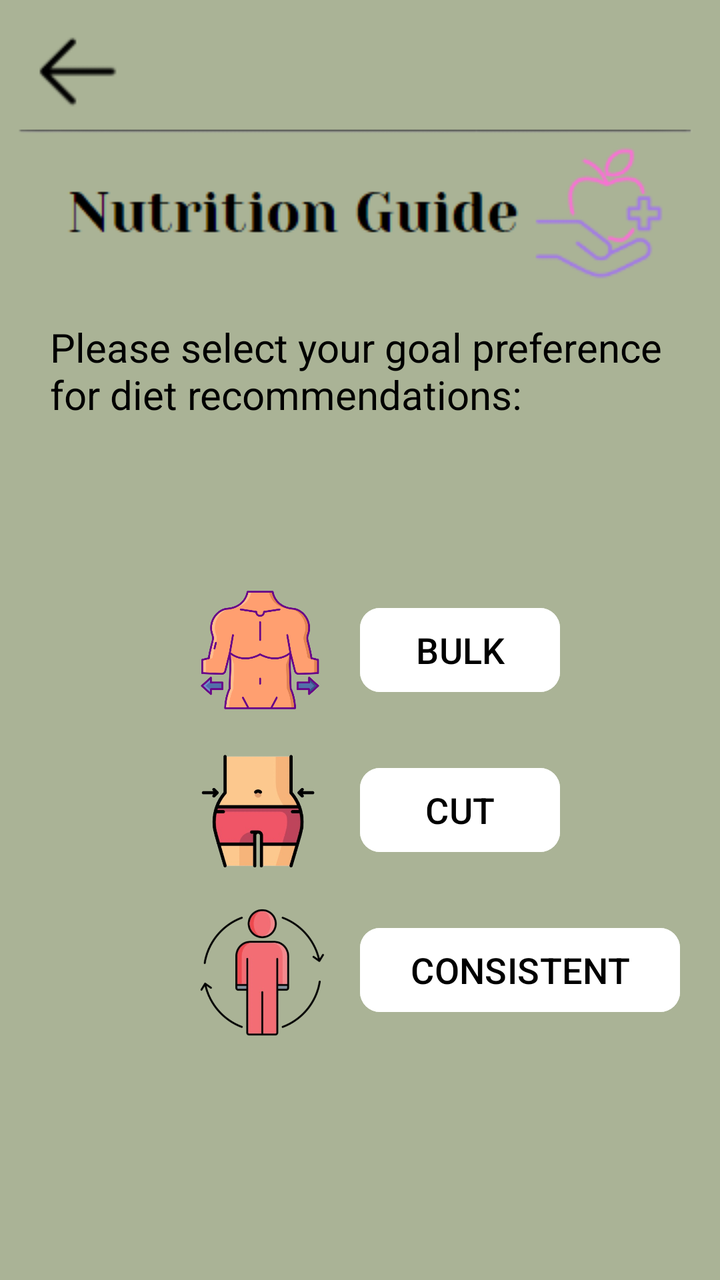
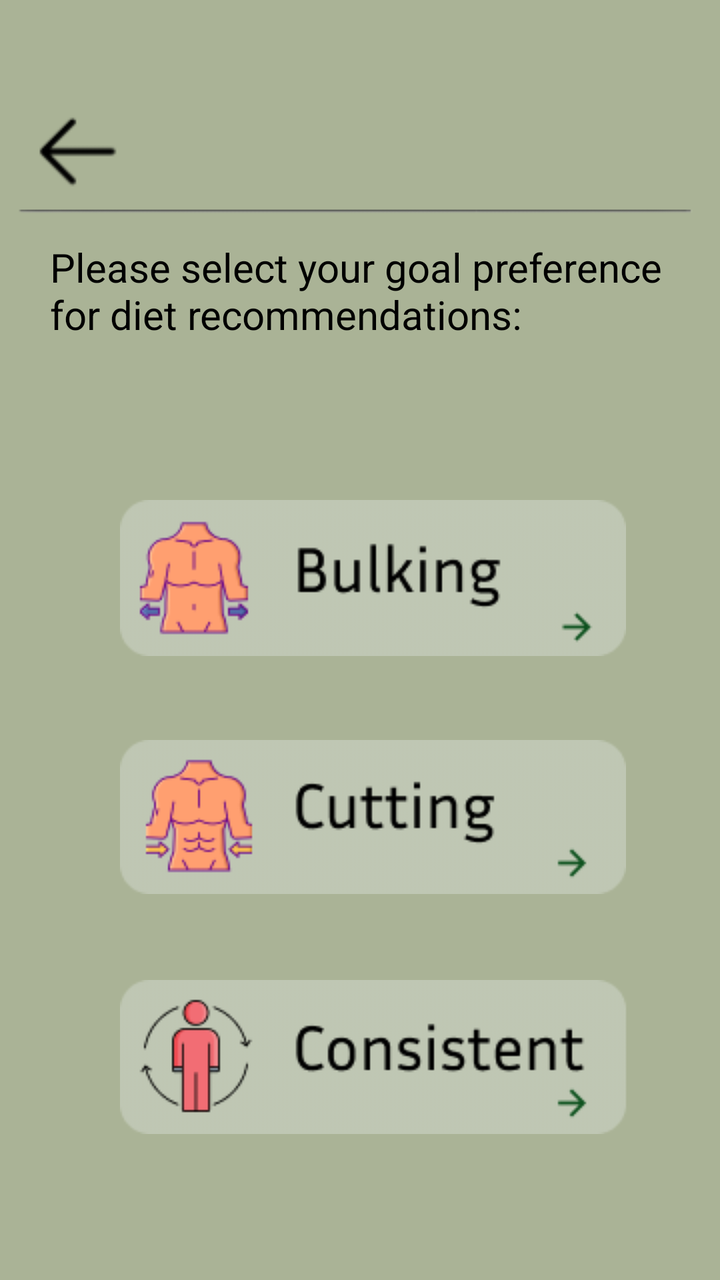

Compare the two renders of this Android layout. The source of the first and the diff that turns it into the second are given below.
<!-- AndroidManifest.xml: application theme Theme.Accurepp -->
<!-- res/layout/activity_nutrihelp.xml -->
<?xml version="1.0" encoding="utf-8"?>
<RelativeLayout xmlns:android="http://schemas.android.com/apk/res/android"
    xmlns:app="http://schemas.android.com/apk/res-auto"
    xmlns:tools="http://schemas.android.com/tools"
    android:id="@+id/main"
    android:layout_width="match_parent"
    android:layout_height="match_parent"
    tools:context=".nutrihelp"
    android:background="#AAB396">

    <TextView
        android:layout_width="wrap_content"
        android:layout_height="wrap_content"
        android:layout_marginTop="160dp"
        android:textSize="20dp"
        android:layout_marginStart="50dp"
        android:textColor="@color/black"
        android:layout_centerHorizontal="true"
        android:text="Please select your goal preference for diet recommendations:"
        />
    <ImageView
        android:layout_width="wrap_content"
        android:layout_height="wrap_content"
        android:src="@drawable/line"
        android:layout_centerHorizontal="true"
        android:layout_marginTop="50dp"/>
    <ImageView
    android:layout_width="wrap_content"
    android:layout_height="wrap_content"
    android:src="@drawable/nutritag"
    android:layout_marginTop="70dp"
    android:layout_centerHorizontal="true"
    />

    <ImageButton
        android:layout_width="50dp"
        android:layout_height="50dp"
        android:src="@drawable/backbutt"
        android:id="@+id/back"
        android:layout_marginTop="10dp"
        android:layout_marginStart="15dp"/>


    <Button
        android:id="@+id/bulk"
        android:layout_width="100dp"
        android:layout_height="50dp"
        android:layout_marginStart="180dp"
        android:layout_marginTop="300dp"
        android:backgroundTint="@color/white"
        android:text="BULK"
        android:textColor="@color/black"
        android:textSize="18dp"
        app:cornerRadius="10dp" />
    <ImageView
        android:layout_width="60dp"
        android:layout_height="70dp"
        android:src="@drawable/bulk"
        android:layout_marginTop="290dp"
        android:layout_marginStart="100dp"/>

    <Button
        android:id="@+id/cut"
        android:layout_width="100dp"
        android:layout_height="50dp"
        android:layout_marginStart="180dp"
        android:layout_marginTop="380dp"
        android:backgroundTint="@color/white"
        android:text="CUT"
        android:textColor="@color/black"
        android:textSize="18dp"
        app:cornerRadius="10dp" />
    <ImageView
        android:layout_width="60dp"
        android:layout_height="70dp"
        android:src="@drawable/cut"
        android:layout_marginTop="368dp"
        android:layout_marginStart="100dp"/>

    <Button
        android:id="@+id/consis"
        android:layout_width="160dp"
        android:layout_height="50dp"
        android:layout_marginStart="180dp"
        android:layout_marginTop="460dp"
        android:backgroundTint="@color/white"
        android:text="CONSISTENT"
        android:textColor="@color/black"
        android:textSize="18dp"
        app:cornerRadius="10dp" />
    <ImageView
        android:layout_width="120dp"
        android:layout_height="85dp"
        android:src="@drawable/consis"
        android:layout_marginTop="440dp"
        android:layout_marginStart="75dp"/>


    <Button
        android:id="@+id/next"
        android:layout_width="380dp"
        android:layout_height="50dp"
        android:layout_centerHorizontal="true"
        android:layout_marginTop="800dp"
        android:backgroundTint="@color/white"
        android:text="Next"
        android:textColor="@color/black"
        android:textSize="18dp"
        app:cornerRadius="10dp" />




</RelativeLayout>
<!-- resources referenced by this layout -->
<resources>
  <color name="black">#FF000000</color>
  <color name="white">#FFFFFFFF</color>
  <!-- drawable backbutt: png bitmap (drawable, 805 bytes) -->
  <!-- drawable bulk: png bitmap (drawable, 37635 bytes) -->
  <!-- drawable consis: png bitmap (drawable, 61204 bytes) -->
  <!-- drawable cut: png bitmap (drawable, 90687 bytes) -->
  <!-- drawable line: png bitmap (drawable, 732 bytes) -->
  <!-- drawable nutritag: png bitmap (drawable, 5947 bytes) -->
  <style name="Theme.Accurepp" parent="Base.Theme.Accurepp" />
  <style name="Base.Theme.Accurepp" parent="Theme.Material3.DayNight.NoActionBar">
          
          
      </style>
</resources>

<!-- the commit's change to res/layout/activity_nutrihelp.xml (unified diff, before → after) -->
@@ -11,102 +11,60 @@
     <TextView
         android:layout_width="wrap_content"
         android:layout_height="wrap_content"
-        android:layout_marginTop="160dp"
+        android:layout_marginTop="120dp"
         android:textSize="20dp"
         android:layout_marginStart="50dp"
         android:textColor="@color/black"
         android:layout_centerHorizontal="true"
         android:text="Please select your goal preference for diet recommendations:"
         />
+
     <ImageView
         android:layout_width="wrap_content"
         android:layout_height="wrap_content"
         android:src="@drawable/line"
         android:layout_centerHorizontal="true"
-        android:layout_marginTop="50dp"/>
-    <ImageView
-    android:layout_width="wrap_content"
-    android:layout_height="wrap_content"
-    android:src="@drawable/nutritag"
-    android:layout_marginTop="70dp"
-    android:layout_centerHorizontal="true"
-    />
+        android:layout_marginTop="90dp"/>
+
 
     <ImageButton
         android:layout_width="50dp"
         android:layout_height="50dp"
         android:src="@drawable/backbutt"
         android:id="@+id/back"
-        android:layout_marginTop="10dp"
+        android:layout_marginTop="50dp"
         android:layout_marginStart="15dp"/>
 
-
-    <Button
-        android:id="@+id/bulk"
-        android:layout_width="100dp"
-        android:layout_height="50dp"
-        android:layout_marginStart="180dp"
-        android:layout_marginTop="300dp"
-        android:backgroundTint="@color/white"
-        android:text="BULK"
-        android:textColor="@color/black"
-        android:textSize="18dp"
-        app:cornerRadius="10dp" />
     <ImageView
-        android:layout_width="60dp"
-        android:layout_height="70dp"
-        android:src="@drawable/bulk"
-        android:layout_marginTop="290dp"
-        android:layout_marginStart="100dp"/>
-
-    <Button
-        android:id="@+id/cut"
-        android:layout_width="100dp"
-        android:layout_height="50dp"
-        android:layout_marginStart="180dp"
-        android:layout_marginTop="380dp"
-        android:backgroundTint="@color/white"
-        android:text="CUT"
-        android:textColor="@color/black"
-        android:textSize="18dp"
-        app:cornerRadius="10dp" />
+        android:layout_width="wrap_content"
+        android:layout_height="wrap_content"
+        android:src="@drawable/bulking"
+        android:layout_marginTop="250dp"
+        android:id="@+id/bulkingg"
+        android:layout_marginStart="60dp"
+        android:clickable="true"
+        android:onClick="openBulking"
+        />
     <ImageView
-        android:layout_width="60dp"
-        android:layout_height="70dp"
-        android:src="@drawable/cut"
-        android:layout_marginTop="368dp"
-        android:layout_marginStart="100dp"/>
-
-    <Button
-        android:id="@+id/consis"
-        android:layout_width="160dp"
-        android:layout_height="50dp"
-        android:layout_marginStart="180dp"
-        android:layout_marginTop="460dp"
-        android:backgroundTint="@color/white"
-        android:text="CONSISTENT"
-        android:textColor="@color/black"
-        android:textSize="18dp"
-        app:cornerRadius="10dp" />
+        android:layout_width="wrap_content"
+        android:layout_height="wrap_content"
+        android:src="@drawable/cutting"
+        android:layout_marginTop="370dp"
+        android:id="@+id/cutingg"
+        android:layout_marginStart="60dp"
+        android:clickable="true"
+        android:onClick="openCutting"
+        />
     <ImageView
-        android:layout_width="120dp"
-        android:layout_height="85dp"
-        android:src="@drawable/consis"
-        android:layout_marginTop="440dp"
-        android:layout_marginStart="75dp"/>
-
-
-    <Button
-        android:id="@+id/next"
-        android:layout_width="380dp"
-        android:layout_height="50dp"
-        android:layout_centerHorizontal="true"
-        android:layout_marginTop="800dp"
-        android:backgroundTint="@color/white"
-        android:text="Next"
-        android:textColor="@color/black"
-        android:textSize="18dp"
-        app:cornerRadius="10dp" />
+        android:layout_width="wrap_content"
+        android:layout_height="wrap_content"
+        android:src="@drawable/consistentt"
+        android:layout_marginTop="490dp"
+        android:id="@+id/consistennt"
+        android:layout_marginStart="60dp"
+        android:clickable="true"
+        android:onClick="openConsistent"
+        />
 
 
 
<!-- resource entries referenced after the edit -->
@@ -1,13 +1,11 @@
 <!-- resources referenced by this layout -->
 <resources>
   <color name="black">#FF000000</color>
-  <color name="white">#FFFFFFFF</color>
   <!-- drawable backbutt: png bitmap (drawable, 805 bytes) -->
-  <!-- drawable bulk: png bitmap (drawable, 37635 bytes) -->
-  <!-- drawable consis: png bitmap (drawable, 61204 bytes) -->
-  <!-- drawable cut: png bitmap (drawable, 90687 bytes) -->
+  <!-- drawable bulking: png bitmap (drawable, 6507 bytes) -->
+  <!-- drawable consistentt: png bitmap (drawable, 6545 bytes) -->
+  <!-- drawable cutting: png bitmap (drawable, 6900 bytes) -->
   <!-- drawable line: png bitmap (drawable, 732 bytes) -->
-  <!-- drawable nutritag: png bitmap (drawable, 5947 bytes) -->
   <style name="Theme.Accurepp" parent="Base.Theme.Accurepp" />
   <style name="Base.Theme.Accurepp" parent="Theme.Material3.DayNight.NoActionBar">
           
